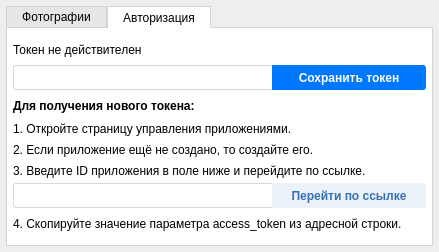
Qt form ui/main_window.ui (khaustova/vk-photos-parser) before a commit.
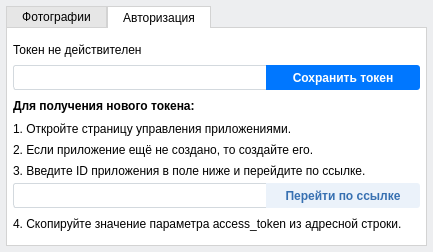
The same form after that commit. Icons and pictures are not drawn.

Commit message: Change tabs objects name

```diff
--- a/ui/main_window.ui
+++ b/ui/main_window.ui
@@ -6,7 +6,7 @@
    <rect>
     <x>0</x>
     <y>0</y>
-    <width>439</width>
+    <width>433</width>
     <height>252</height>
    </rect>
   </property>
```
Left out of the diff: 6 changed lines with no effect on the pictures. The commit also changes 1 other file.
